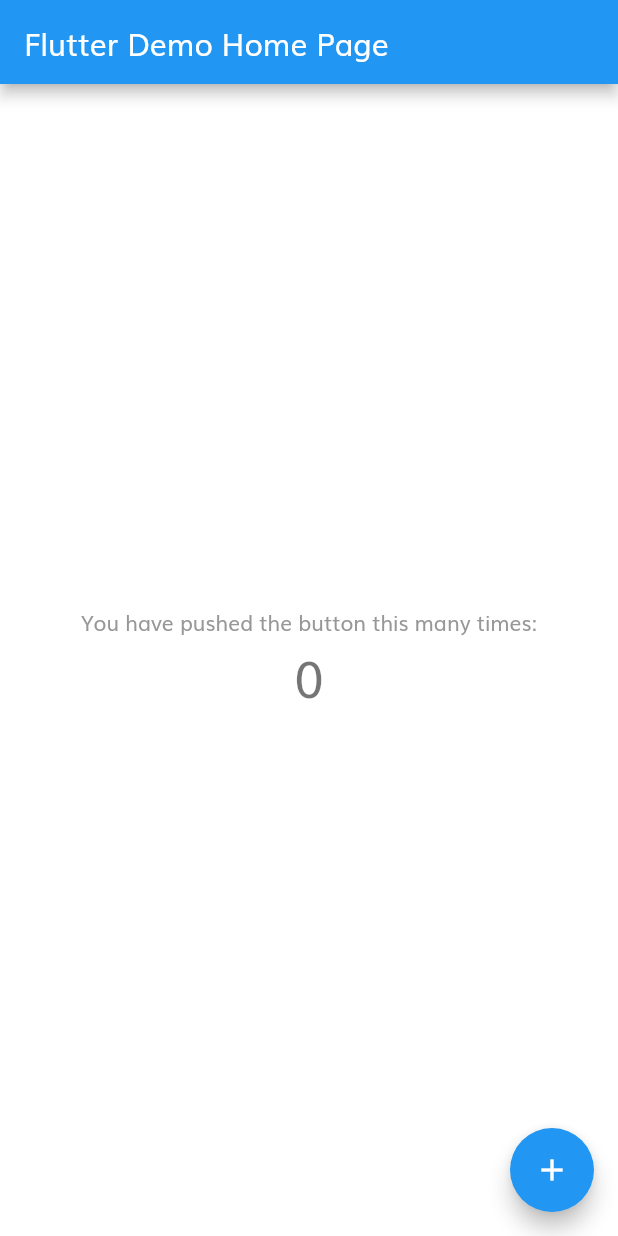
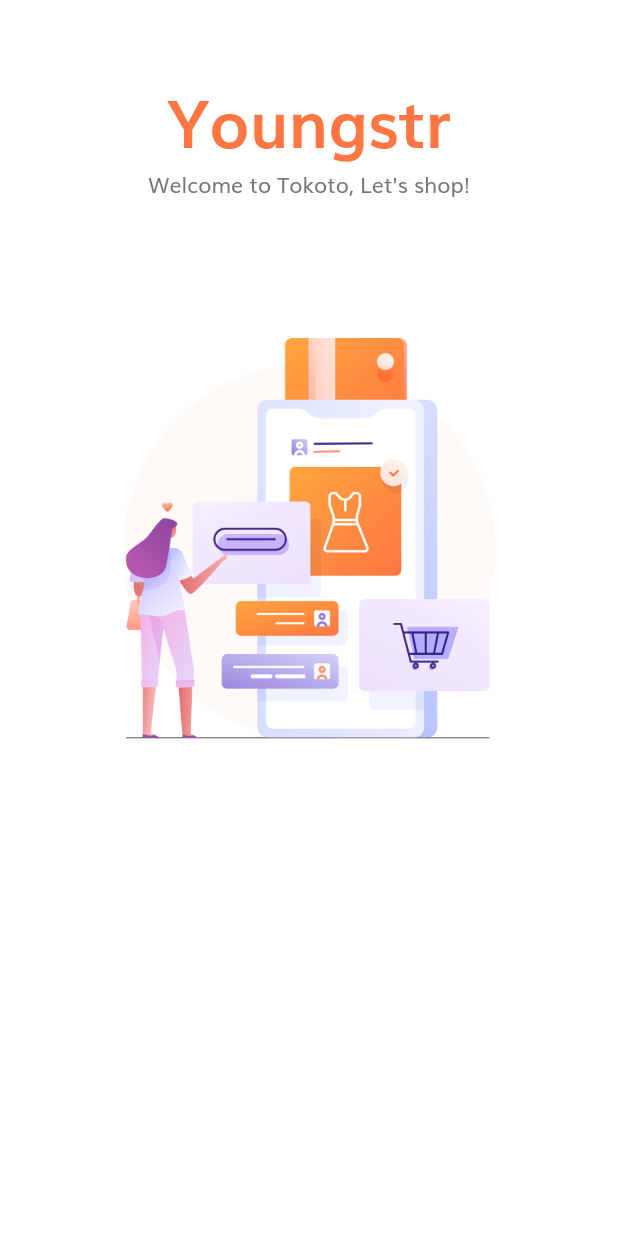
Before and after one commit to M-Farjad/Flutter-Ecommerce, a Flutter app: the screen it shows after launch, on a phone screen of 412 x 824 dp. Run offline on Flutter 3.47's test engine with Material 2 defaults, Android fonts, the phone set to English and light mode, and no system bars.

Commit message:
uptill error

```diff
--- a/lib/main.dart
+++ b/lib/main.dart
@@ -1,4 +1,5 @@
 import 'package:ecommerce/constants.dart';
+import 'package:ecommerce/screens/splash/splash_screen.dart';
 import 'package:flutter/material.dart';
 
 void main() {
@@ -18,98 +19,14 @@
         scaffoldBackgroundColor: Colors.white,
         fontFamily: "Muli",
         textTheme: const TextTheme(
-          bodyText1: TextStyle(color: kPrimaryColor),
-          bodyText2: TextStyle(color: kSecondaryColor),
+          bodyText1: TextStyle(color: kTextColor),
+          bodyText2: TextStyle(color: kTextColor),
         ),
-        primarySwatch: Colors.blue,
+        // primarySwatch: Colors.blue,
+        visualDensity: VisualDensity.adaptivePlatformDensity,
       ),
-      home: const MyHomePage(title: 'Flutter Demo Home Page'),
+      home: const SplashScreen(),
     );
   }
   // salman pagal
 }
-
-class MyHomePage extends StatefulWidget {
-  const MyHomePage({super.key, required this.title});
-
-  // This widget is the home page of your application. It is stateful, meaning
-  // that it has a State object (defined below) that contains fields that affect
-  // how it looks.
-
-  // This class is the configuration for the state. It holds the values (in this
-  // case the title) provided by the parent (in this case the App widget) and
-  // used by the build method of the State. Fields in a Widget subclass are
-  // always marked "final".
-
-  final String title;
-
-  @override
-  State<MyHomePage> createState() => _MyHomePageState();
-}
-
-class _MyHomePageState extends State<MyHomePage> {
-  int _counter = 0;
-
-  void _incrementCounter() {
-    setState(() {
-      // This call to setState tells the Flutter framework that something has
-      // changed in this State, which causes it to rerun the build method below
-      // so that the display can reflect the updated values. If we changed
-      // _counter without calling setState(), then the build method would not be
-      // called again, and so nothing would appear to happen.
-      _counter++;
-    });
-  }
-
-  @override
-  Widget build(BuildContext context) {
-    // This method is rerun every time setState is called, for instance as done
-    // by the _incrementCounter method above.
-    //
-    // The Flutter framework has been optimized to make rerunning build methods
-    // fast, so that you can just rebuild anything that needs updating rather
-    // than having to individually change instances of widgets.
-    return Scaffold(
-      appBar: AppBar(
-        // Here we take the value from the MyHomePage object that was created by
-        // the App.build method, and use it to set our appbar title.
-        title: Text(widget.title),
-      ),
-      body: Center(
-        // Center is a layout widget. It takes a single child and positions it
-        // in the middle of the parent.
-        child: Column(
-          // Column is also a layout widget. It takes a list of children and
-          // arranges them vertically. By default, it sizes itself to fit its
-          // children horizontally, and tries to be as tall as its parent.
-          //
-          // Invoke "debug painting" (press "p" in the console, choose the
-          // "Toggle Debug Paint" action from the Flutter Inspector in Android
-          // Studio, or the "Toggle Debug Paint" command in Visual Studio Code)
-          // to see the wireframe for each widget.
-          //
-          // Column has various properties to control how it sizes itself and
-          // how it positions its children. Here we use mainAxisAlignment to
-          // center the children vertically; the main axis here is the vertical
-          // axis because Columns are vertical (the cross axis would be
-          // horizontal).
-          mainAxisAlignment: MainAxisAlignment.center,
-          children: <Widget>[
-            const Text(
-              'You have pushed the button this many times:',
-            ),
-            Text(
-              '$_counter',
-              style: Theme.of(context).textTheme.headline4,
-            ),
-          ],
-        ),
-      ),
-      floatingActionButton: FloatingActionButton(
-        onPressed: _incrementCounter,
-        tooltip: 'Increment',
-        child: const Icon(Icons.add),
-      ), // This trailing comma makes auto-formatting nicer for build methods.
-    );
-  }
-}
--- /dev/null
+++ b/lib/screens/splash/components/body.dart
@@ -0,0 +1,89 @@
+import 'package:ecommerce/constants.dart';
+import 'package:ecommerce/size_config.dart';
+import 'package:flutter/material.dart';
+
+class Body extends StatefulWidget {
+  const Body({super.key});
+
+  @override
+  State<Body> createState() => _BodyState();
+}
+
+class _BodyState extends State<Body> {
+  // List<Map<String,String>>
+  List<Map<String, String>> splashData = [
+    {
+      "text": "Welcome to Tokoto, Let's shop!",
+      "image": "assets/images/splash_1.png"
+    },
+    {
+      "text":
+          "We help people conect with store \naround United State of America",
+      "image": "assets/images/splash_2.png"
+    },
+    {
+      "text": "We show the easy way to shop. \nJust stay at home with us",
+      "image": "assets/images/splash_3.png"
+    },
+  ];
+  @override
+  Widget build(BuildContext context) {
+    return SafeArea(
+      child: SizedBox(
+        width: double.infinity,
+        child: Column(
+          children: [
+            Expanded(
+              flex: 3,
+              child: PageView.builder(
+                itemBuilder: (context, index) => SplashContent(
+                  image: splashData[index]["image"]!,
+                  text: splashData[index]["text"]!,
+                ),
+              ),
+            ),
+            Expanded(
+              flex: 2,
+              child: Container(),
+            ),
+          ],
+        ),
+      ),
+    );
+  }
+}
+
+class SplashContent extends StatelessWidget {
+  const SplashContent({Key? key, required this.text, required this.image})
+      : super(key: key);
+  final String text, image;
+  @override
+  Widget build(BuildContext context) {
+    return Column(
+      children: [
+        const Spacer(),
+        Text(
+          'Youngstr',
+          style: TextStyle(
+              color: kPrimaryColor,
+              fontWeight: FontWeight.bold,
+              fontSize: getProportionateScreenWidth(40)),
+        ),
+        Text(
+          text,
+          style: TextStyle(
+            fontSize: getProportionateScreenWidth(13),
+          ),
+        ),
+        const Spacer(
+          flex: 2,
+        ),
+        Image.asset(
+          image,
+          height: getProportionateScreenHeight(265),
+          width: getProportionateScreenWidth(235),
+        ),
+      ],
+    );
+  }
+}
--- a/lib/screens/splash/splash_screen.dart
+++ b/lib/screens/splash/splash_screen.dart
@@ -0,0 +1,14 @@
+import 'package:ecommerce/screens/splash/components/body.dart';
+import 'package:ecommerce/size_config.dart';
+import 'package:flutter/material.dart';
+
+class SplashScreen extends StatelessWidget {
+  const SplashScreen({super.key});
+  @override
+  Widget build(BuildContext context) {
+    SizeConfig().init(context); //You have to call it on your starting screen
+    return const Scaffold(
+      body: Body(),
+    );
+  }
+}
```
Also changed, not shown: 1 other file.
